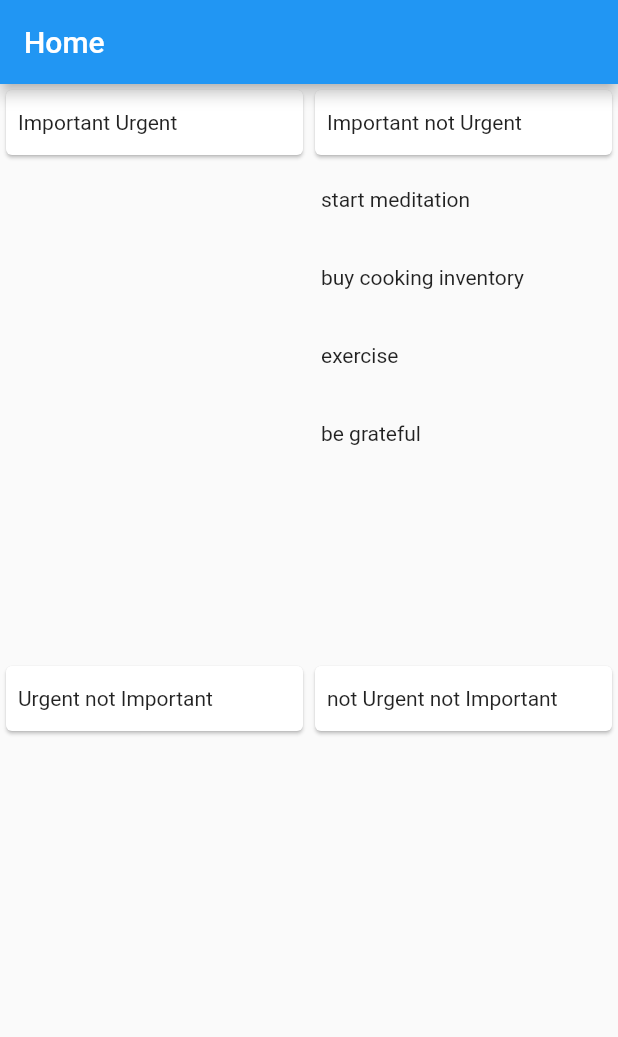
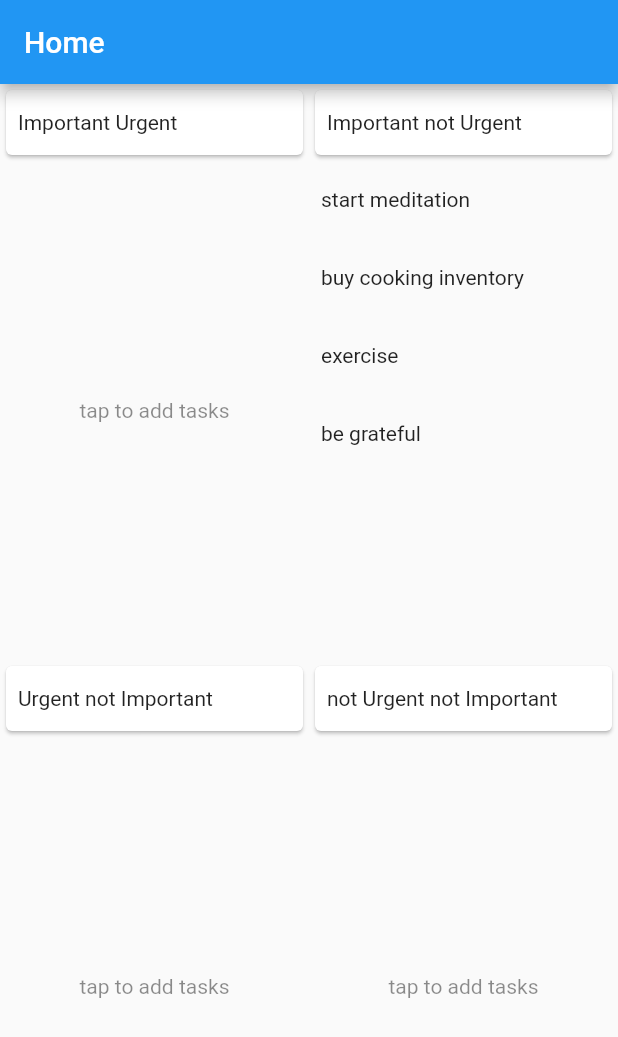
Before and after one commit to Pupye/eisenhower-m, a Flutter app: the screen it shows after launch, on a phone screen of 412 x 824 dp. Shown: the top 1037 px of the screen. Run offline on Flutter 3.47's test engine with Material 2 defaults, Android fonts, the phone set to English and light mode, and no system bars.

Commit message:
now blocks are tappable

```diff
--- a/lib/models/tasks.dart
+++ b/lib/models/tasks.dart
@@ -55,6 +55,10 @@ class Tasks with ChangeNotifier{
     return _taskItems.where((task)=> task.type == type).toList();
   }
 
+  List<Task> getNonFinishedWithType(int type){
+    return _taskItems.where((task)=> task.type == type && !task.isFinished).toList();
+  }
+
   void addTask(Task t){
     _taskItems.add(t);
     notifyListeners();
--- a/lib/widgets/task_overview_widget.dart
+++ b/lib/widgets/task_overview_widget.dart
@@ -12,9 +12,15 @@ class TaskOverViewW extends StatelessWidget {
 
   @override
   Widget build(BuildContext context) {
-    final tasks = Provider.of<m_tasks.Tasks>(context).getWithType(type);
+    final tasks =
+        Provider.of<m_tasks.Tasks>(context).getNonFinishedWithType(type);
+
     return LayoutBuilder(
-        builder: (context, constraints) => Container(
+        builder: (context, constraints) => GestureDetector(
+              onTap: () {
+                print('hello world');
+              },
+              child: Container(
                 child: Column(
                   children: <Widget>[
                     Card(
@@ -38,6 +44,7 @@ class TaskOverViewW extends StatelessWidget {
                     ..._getTasks(tasks, constraints.maxHeight * 0.9),
                   ],
                 ),
+              ),
             ));
   }
 
@@ -45,16 +52,28 @@ class TaskOverViewW extends StatelessWidget {
     List<Widget> widgets = [];
 
     int counter = 0;
-    tasks.forEach((task) {
-      if (!task.isFinished && counter < 5) {
+    for (int i = 0; i < tasks.length; i++) {
       widgets.add(ChangeNotifierProvider.value(
-          value: task,
+        value: tasks[i],
         child: TaskItemsOverviewW(height: height),
       ));
       counter++;
+      if (counter == 5) {
+        break;
       }
-    });
-
+    }
+    if (widgets.length == 0) {
+      widgets.add(
+        Expanded(
+          child: Center(
+            child: Text(
+              'tap to add tasks',
+              style: TextStyle(color: Colors.black45),
+            ),
+          ),
+        ),
+      );
+    }
     return widgets;
   }
 }
```
Lines whose indentation alone changed are shown as unchanged.
